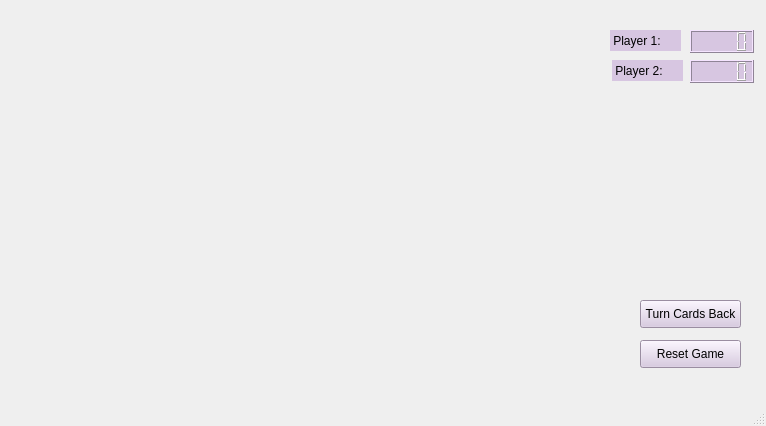
Old version of the form student/13/pairs_gui/mainwindow.ui in the repository sophietotterstrom/Prog2_PairsGUI_Project_CPlusPlus.
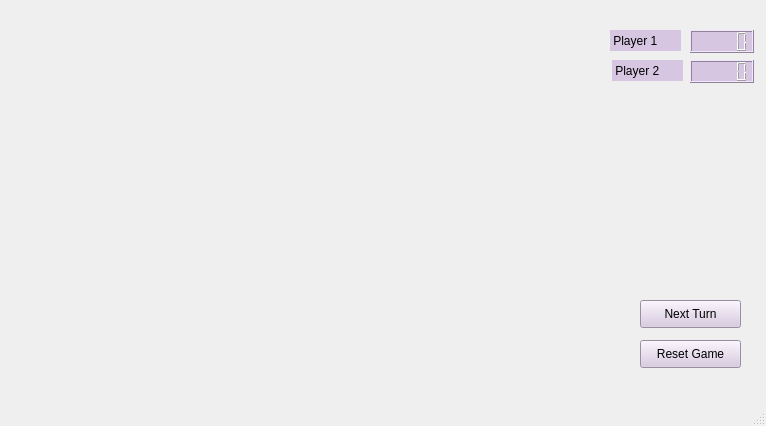
New version of the form.

```diff
--- a/student/13/pairs_gui/mainwindow.ui
+++ b/student/13/pairs_gui/mainwindow.ui
@@ -56,7 +56,7 @@
 font: 16pt &quot;Clean&quot;;</string>
     </property>
     <property name="text">
-     <string> Player 1:</string>
+     <string> Player 1</string>
     </property>
    </widget>
    <widget class="QLabel" name="player2Label">
@@ -73,7 +73,7 @@
 font: 16pt &quot;Clean&quot;;</string>
     </property>
     <property name="text">
-     <string> Player 2:</string>
+     <string> Player 2</string>
     </property>
    </widget>
    <widget class="QLCDNumber" name="player2ScoreLCDNum">
@@ -116,7 +116,7 @@
 font: 16pt &quot;Clean&quot;;</string>
     </property>
     <property name="text">
-     <string>Turn Cards Back</string>
+     <string>Next Turn</string>
     </property>
    </widget>
   </widget>
```
Left out of the diff: 2 changed lines with no effect on the pictures.
